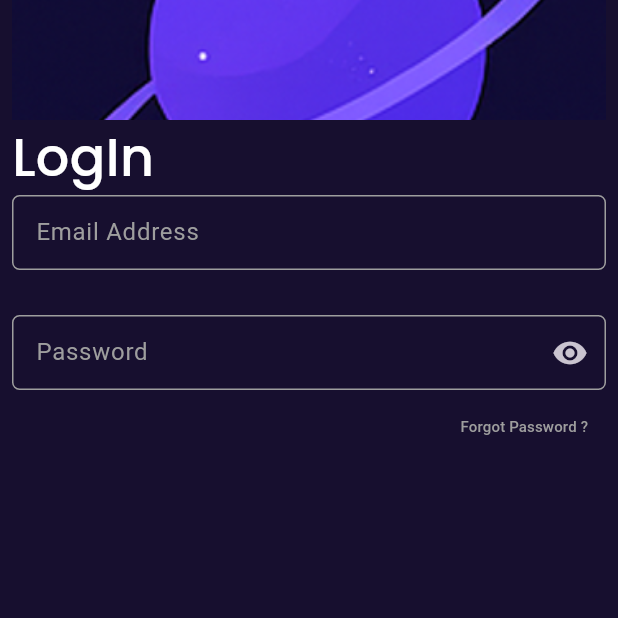
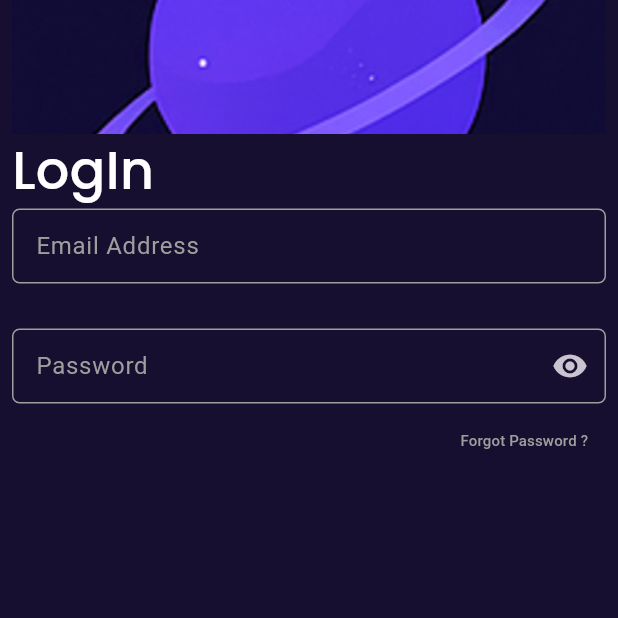
Before and after one commit to HamdiElsherpeni/nasa_app, a Flutter app: the LogInView screen opened by its route, on a phone screen of 412 x 824 dp, the top half of it. Run offline on Flutter 3.47's test engine with Material 3 defaults, Android fonts, the phone set to English and light mode, and no system bars; our stand-ins replace fluttertoast, go_router, shared_preferences; accounts and stored records are empty.

Commit message:
ىىىى

```diff
--- a/lib/futures/auth/presentation/view/widgets/log_in_view_body.dart
+++ b/lib/futures/auth/presentation/view/widgets/log_in_view_body.dart
@@ -14,7 +14,7 @@ class LogInViewBody extends StatelessWidget {
         children: [
           Container(
             width: 80,
-            height: 80,
+            height: 89,
             decoration: BoxDecoration(
               color: Colors.white,
               image: DecorationImage(
```
